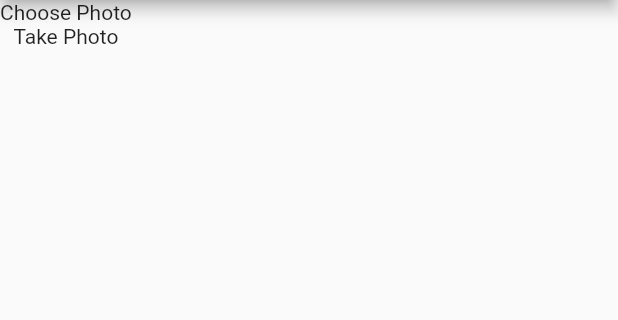
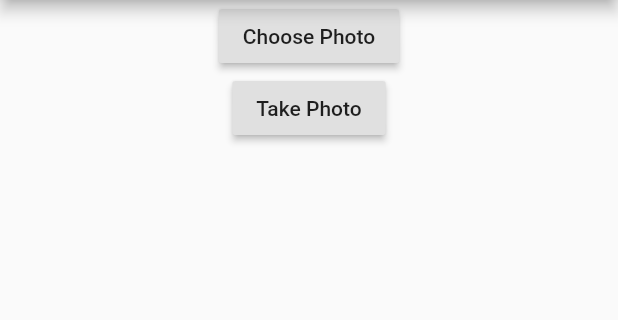
Before and after one commit to MJGrant/granaman-wasteagram, a Flutter app: the Photo screen opened by its route, on a phone screen of 412 x 824 dp, the part 84-404 px from its top. Run offline on Flutter 3.47's test engine with Material 2 defaults, Android fonts, the phone set to English and light mode, and no system bars; our stand-ins replace cloud_firestore, firebase_storage; accounts and stored records are empty.

Commit message:
Photo screen now allows user to pass through to new post screen

```diff
--- a/wasteagram/lib/screens/photo.dart
+++ b/wasteagram/lib/screens/photo.dart
@@ -1,23 +1,57 @@
 import 'package:flutter/material.dart';
+import 'new_post.dart';
 
 class Photo extends StatelessWidget {
-
   static const routeName = 'Photo';
 
   @override
   Widget build(BuildContext context) {
     return Scaffold(
-      appBar: AppBar(title:
-      Text('Photo')
-      ),
+      appBar: AppBar(title: Text('Photo')),
       body: SingleChildScrollView(
         child: Column(
+          mainAxisAlignment: MainAxisAlignment.start,
+          crossAxisAlignment: CrossAxisAlignment.center,
           children: [
-            Text('Choose Photo'),
-            Text('Take Photo')
+            ChoosePhoto(),
+            TakePhoto(),
           ],
         ),
       ),
     );
   }
 }
+
+class ChoosePhoto extends StatelessWidget {
+  @override
+  Widget build(BuildContext context) {
+    return Center(
+      child: RaisedButton(
+          child: Text('Choose Photo'),
+          onPressed: () {
+            Navigator.push(
+              context,
+              MaterialPageRoute(builder: (context) => NewPost()),
+            );
+          }
+      ),
+    );
+  }
+}
+
+class TakePhoto extends StatelessWidget {
+  @override
+  Widget build(BuildContext context) {
+    return Center(
+      child: RaisedButton(
+          child: Text('Take Photo'),
+          onPressed: () {
+            Navigator.push(
+              context,
+              MaterialPageRoute(builder: (context) => NewPost()),
+            );
+          }
+      ),
+    );
+  }
+}
```
